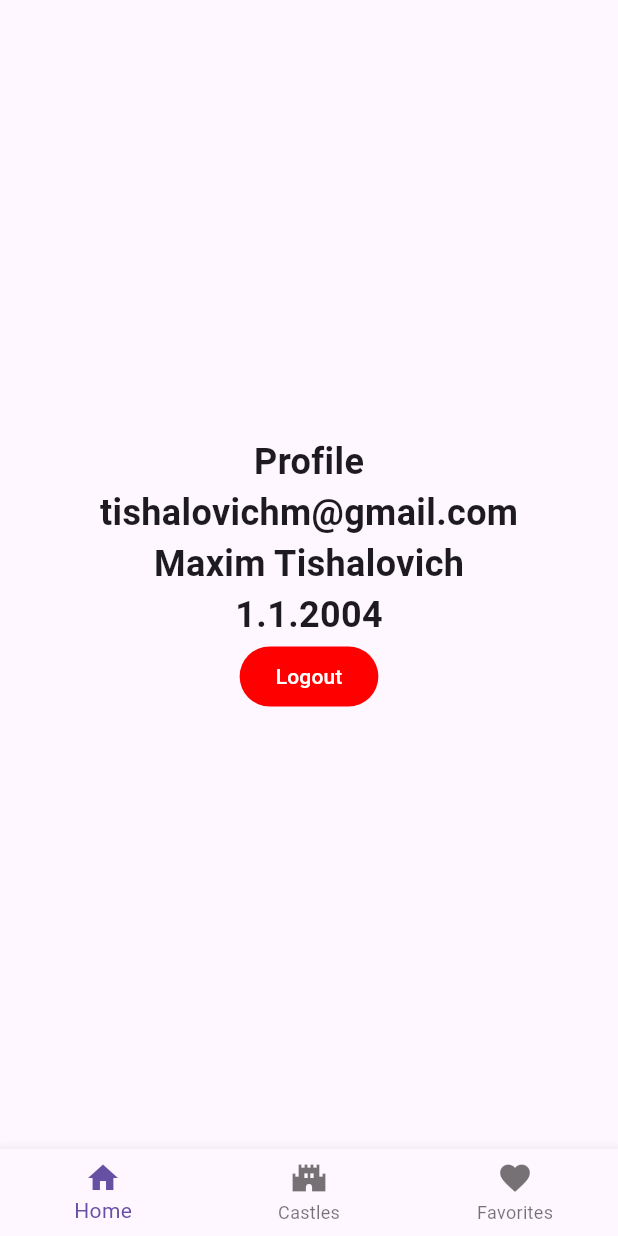
After one commit to TishalovichMaxim/mobile-labs, a Flutter app: the AppScreen screen opened directly, on a phone screen of 412 x 824 dp. The commit adds this screen. Run offline on Flutter 3.47's test engine with Material 3 defaults, Android fonts, the phone set to English and light mode, and no system bars; statements that could not run were skipped.

Commit message:
Add basic screens.

```diff
--- /dev/null
+++ b/castles/lib/screen/app_screen.dart
@@ -0,0 +1,55 @@
+import 'package:castles/screen/castles_screen.dart';
+import 'package:castles/screen/favorites_screen.dart';
+import 'package:castles/screen/profile_screen.dart';
+import 'package:flutter/material.dart';
+
+class AppScreen extends StatefulWidget {
+  AppScreen({super.key});
+
+  @override
+  State<AppScreen> createState() => _AppScreenState();
+}
+
+class _AppScreenState extends State<AppScreen> {
+
+  int _screenIndex = 0;
+
+  chooseScreen(int screenIndex) {
+    setState(() {
+      _screenIndex = screenIndex;
+    });
+  }
+
+  final List _screens = [
+    ProfileScreen(),
+    CastlesScreen(),
+    FavoritesScreen()
+  ];
+
+  @override
+  Widget build(BuildContext context) {
+    return Scaffold(
+      body: _screens[_screenIndex],
+      bottomNavigationBar: BottomNavigationBar(
+        currentIndex: _screenIndex,
+        onTap: chooseScreen,
+        items: [
+          BottomNavigationBarItem(
+            icon: Icon(Icons.home),
+            label: 'Home'
+          ),
+
+          BottomNavigationBarItem(
+            icon: Icon(Icons.castle),
+            label: 'Castles'
+          ),
+
+          BottomNavigationBarItem(
+            icon: Icon(Icons.favorite),
+            label: 'Favorites'
+          ),
+        ],
+      )
+    );
+  }
+}
--- /dev/null
+++ b/castles/lib/screen/castles_screen.dart
@@ -0,0 +1,44 @@
+import 'package:castles/model/castle.dart';
+import 'package:castles/screen/castle_preview.dart';
+import 'package:flutter/material.dart';
+
+class CastlesScreen extends StatefulWidget {
+  const CastlesScreen({super.key});
+
+  @override
+  State<CastlesScreen> createState() => _CastlesScreenState();
+}
+
+class _CastlesScreenState extends State<CastlesScreen> {
+  @override
+  Widget build(BuildContext context) {
+    var castles = [
+      Castle("1", "Mir Castle", "Belarus", 1234, "https://buffer.com/library/content/images/2023/10/free-images.jpg"),
+      Castle("1", "Nesvizh", "Belarus", 1234, "https://buffer.com/library/content/images/2023/10/free-images.jpg"),
+      Castle("1", "Dark Castle", "Belarus", 1234, "https://buffer.com/library/content/images/2023/10/free-images.jpg"),
+    ];
+
+    return Scaffold(
+      body:
+          ListView.builder(itemCount: castles.length + 1, itemBuilder: (context, index) {
+              if (index == 0) {
+                return Container(
+                  alignment: Alignment.center,
+                  child: const Text(
+                    "Castles of the world!",
+                    style: TextStyle(
+                      fontSize: 26,
+                      fontWeight: FontWeight.bold
+                    ),
+                  ),
+                );
+              }
+
+              index -= 1;
+
+              return CastlePreview(castle: castles[index]);
+            }
+          ),
+      );
+  }
+}
--- /dev/null
+++ b/castles/lib/screen/profile_screen.dart
@@ -0,0 +1,55 @@
+import 'package:castles/model/user.dart';
+import 'package:flutter/material.dart';
+
+class ProfileScreen extends StatefulWidget {
+  const ProfileScreen({super.key});
+
+  @override
+  State<ProfileScreen> createState() => _ProfileScreenState();
+}
+
+class _ProfileScreenState extends State<ProfileScreen> {
+  @override
+  Widget build(BuildContext context) {
+    var user = User("tishalovichm@gmail.com", "Maxim", "Tishalovich", "BSUIR student", DateTime(2004));
+
+    return Scaffold(
+      body: Center(
+        child: Padding(
+          padding: const EdgeInsets.all(20.0),
+          child: Column(
+            mainAxisAlignment: MainAxisAlignment.center,
+            children: [
+              const Text(
+                "Profile",
+                style: TextStyle(fontWeight: FontWeight.bold, fontSize: 24),
+              ),
+              Text(
+                user.email,
+                style: const TextStyle(fontWeight: FontWeight.bold, fontSize: 24),
+              ),
+              Text(
+                "${user.firstName} ${user.lastName}",
+                style: const TextStyle(fontWeight: FontWeight.bold, fontSize: 24),
+              ),
+              Text(
+                "${user.birthdate.day}.${user.birthdate.month}.${user.birthdate.year}",
+                style: const TextStyle(fontWeight: FontWeight.bold, fontSize: 24),
+              ),
+              const ElevatedButton(
+                onPressed: null,
+                style:
+                  ButtonStyle(backgroundColor: MaterialStatePropertyAll(Color.fromARGB(255, 255, 0, 0))),
+                child:
+                  Text(
+                    "Logout",
+                    style: TextStyle(color: Color.fromARGB(255, 255, 255, 255)),
+                  ),
+              ),
+            ],
+          ),
+        )
+      ),
+    );
+  }
+}
```
Also changed, not shown: castles/lib/screen/castle_preview.dart (added, +24 -0 lines), castles/lib/screen/castle_screen.dart (added, +35 -0 lines), castles/lib/screen/counter_screen.dart (added, +39 -0 lines), castles/lib/screen/favorites_screen.dart (added, +30 -0 lines), castles/lib/screen/sign_in_screen.dart (renamed from castles/lib/screen/sign_in_widget.dart, +14 -7 lines), castles/lib/screen/sign_up_screen.dart (added, +99 -0 lines).
